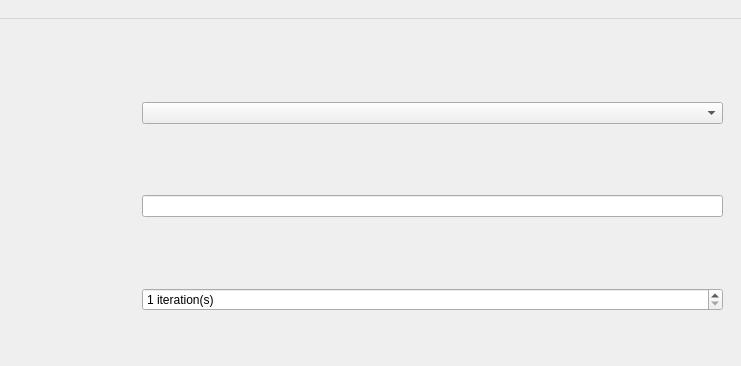
The window that zero_play/main_window.ui (donkirkby/zero-play) describes before a commit, drawn with Qt 5; both pictures show x 170 to 911 and y 0 to 366 of the 911 by 607 pixel window.
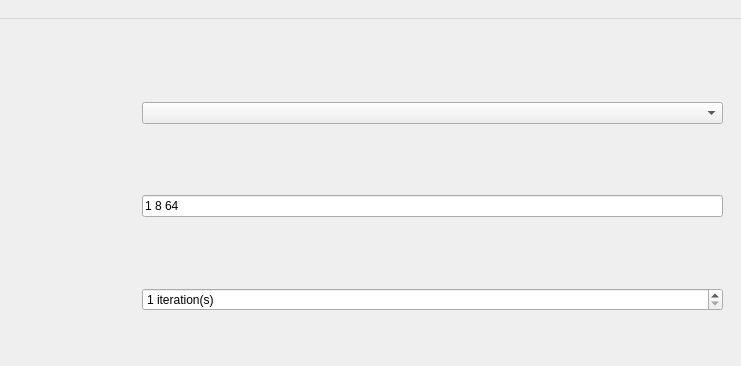
The same window after the commit.

```diff
--- a/zero_play/main_window.ui
+++ b/zero_play/main_window.ui
@@ -417,6 +417,9 @@
           <property name="whatsThis">
            <string extracomment="comma-separated list of search counts"/>
           </property>
+          <property name="text">
+           <string>1 8 64</string>
+          </property>
          </widget>
         </item>
         <item row="4" column="1" colspan="2">
```
